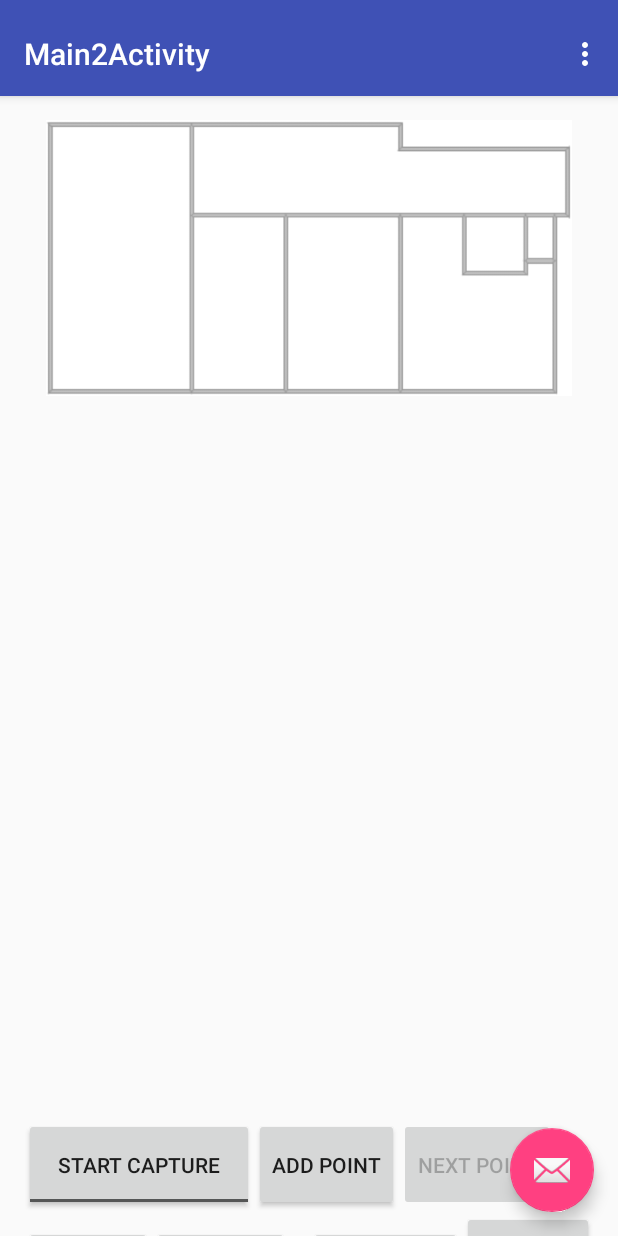
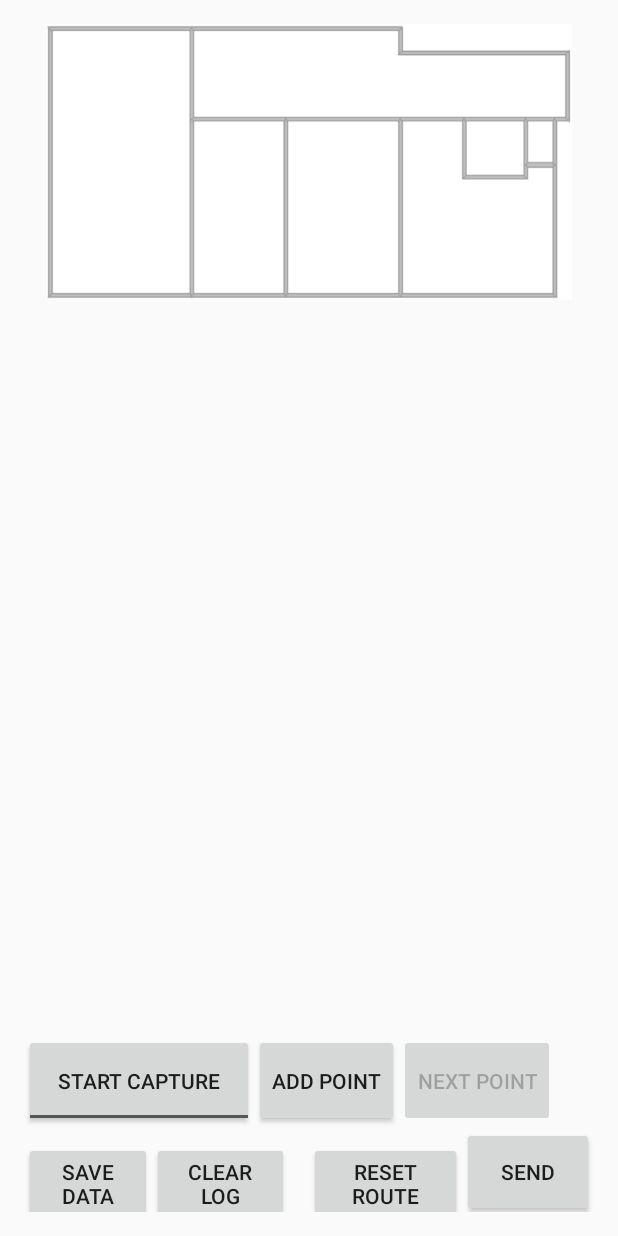
Before and after one commit to Informhunter/IPS, an Android app: the MainTabActivity screen opened directly, with no data from a screen before it, on a phone screen of 412 x 824 dp. Run offline under Robolectric (Android 15) with nearby library versions, the phone set to English and light mode, and no system bars.

Commit message:
Minor changes

```diff
--- a/Android/DataCollector/app/src/main/AndroidManifest.xml
+++ b/Android/DataCollector/app/src/main/AndroidManifest.xml
@@ -22,10 +22,11 @@
                 <category android:name="android.intent.category.LAUNCHER" />
             </intent-filter>
         </activity>
+
         <activity
             android:name=".MainTabActivity"
             android:label="@string/title_activity_main2"
-            android:theme="@style/AppTheme.NoActionBar"></activity>
+            android:theme="@style/AppTheme.NoActionBar"> </activity>
     </application>
 
 </manifest>
--- a/Android/DataCollector/app/src/main/java/io/informhunter/datacollector/MainTabActivity.java
+++ b/Android/DataCollector/app/src/main/java/io/informhunter/datacollector/MainTabActivity.java
@@ -1,9 +1,6 @@
 package io.informhunter.datacollector;
 
-import android.support.design.widget.FloatingActionButton;
-import android.support.design.widget.Snackbar;
 import android.support.v7.app.AppCompatActivity;
-import android.support.v7.widget.Toolbar;
 
 import android.support.v4.app.Fragment;
 import android.support.v4.app.FragmentManager;
@@ -15,8 +12,6 @@ import android.view.Menu;
 import android.view.MenuItem;
 import android.view.View;
 import android.view.ViewGroup;
-
-import android.widget.TextView;
 
 public class MainTabActivity extends AppCompatActivity {
 
@@ -40,8 +35,6 @@ public class MainTabActivity extends AppCompatActivity {
         super.onCreate(savedInstanceState);
         setContentView(R.layout.activity_main_tab);
 
-        Toolbar toolbar = (Toolbar) findViewById(R.id.toolbar);
-        setSupportActionBar(toolbar);
         // Create the adapter that will return a fragment for each of the three
         // primary sections of the activity.
         mSectionsPagerAdapter = new SectionsPagerAdapter(getSupportFragmentManager());
@@ -49,17 +42,6 @@ public class MainTabActivity extends AppCompatActivity {
         // Set up the ViewPager with the sections adapter.
         mViewPager = (ViewPager) findViewById(R.id.container);
         mViewPager.setAdapter(mSectionsPagerAdapter);
-
-
-        FloatingActionButton fab = (FloatingActionButton) findViewById(R.id.fab);
-        fab.setOnClickListener(new View.OnClickListener() {
-            @Override
-            public void onClick(View view) {
-                Snackbar.make(view, "Replace with your own action", Snackbar.LENGTH_LONG)
-                        .setAction("Action", null).show();
-            }
-        });
-
     }
 
 
@@ -89,25 +71,12 @@ public class MainTabActivity extends AppCompatActivity {
      * A placeholder fragment containing a simple view.
      */
     public static class PlaceholderFragment extends Fragment {
-        /**
-         * The fragment argument representing the section number for this
-         * fragment.
-         */
-        private static final String ARG_SECTION_NUMBER = "section_number";
 
         public PlaceholderFragment() {
         }
 
-        /**
-         * Returns a new instance of this fragment for the given section
-         * number.
-         */
         public static PlaceholderFragment newInstance(int sectionNumber) {
-            PlaceholderFragment fragment = new PlaceholderFragment();
-            Bundle args = new Bundle();
-            args.putInt(ARG_SECTION_NUMBER, sectionNumber);
-            fragment.setArguments(args);
-            return fragment;
+            return new PlaceholderFragment();
         }
 
         @Override
@@ -138,7 +107,7 @@ public class MainTabActivity extends AppCompatActivity {
         @Override
         public int getCount() {
             // Show 3 total pages.
-            return 3;
+            return 2;
         }
 
         @Override
--- a/Android/DataCollector/app/src/main/res/layout/activity_main_tab.xml
+++ b/Android/DataCollector/app/src/main/res/layout/activity_main_tab.xml
@@ -8,37 +8,10 @@
     android:fitsSystemWindows="true"
     tools:context="io.informhunter.datacollector.MainTabActivity">
 
-    <android.support.design.widget.AppBarLayout
-        android:id="@+id/appbar"
-        android:layout_width="match_parent"
-        android:layout_height="wrap_content"
-        android:paddingTop="@dimen/appbar_padding_top"
-        android:theme="@style/AppTheme.AppBarOverlay">
-
-        <android.support.v7.widget.Toolbar
-            android:id="@+id/toolbar"
-            android:layout_width="match_parent"
-            android:layout_height="?attr/actionBarSize"
-            android:background="?attr/colorPrimary"
-            app:layout_scrollFlags="scroll|enterAlways"
-            app:popupTheme="@style/AppTheme.PopupOverlay">
-
-        </android.support.v7.widget.Toolbar>
-
-    </android.support.design.widget.AppBarLayout>
-
     <android.support.v4.view.ViewPager
         android:id="@+id/container"
         android:layout_width="match_parent"
         android:layout_height="match_parent"
         app:layout_behavior="@string/appbar_scrolling_view_behavior" />
 
-    <android.support.design.widget.FloatingActionButton
-        android:id="@+id/fab"
-        android:layout_width="wrap_content"
-        android:layout_height="wrap_content"
-        android:layout_gravity="end|bottom"
-        android:layout_margin="@dimen/fab_margin"
-        app:srcCompat="@android:drawable/ic_dialog_email" />
-
 </android.support.design.widget.CoordinatorLayout>
```
Also changed, not shown: 1 other file.
